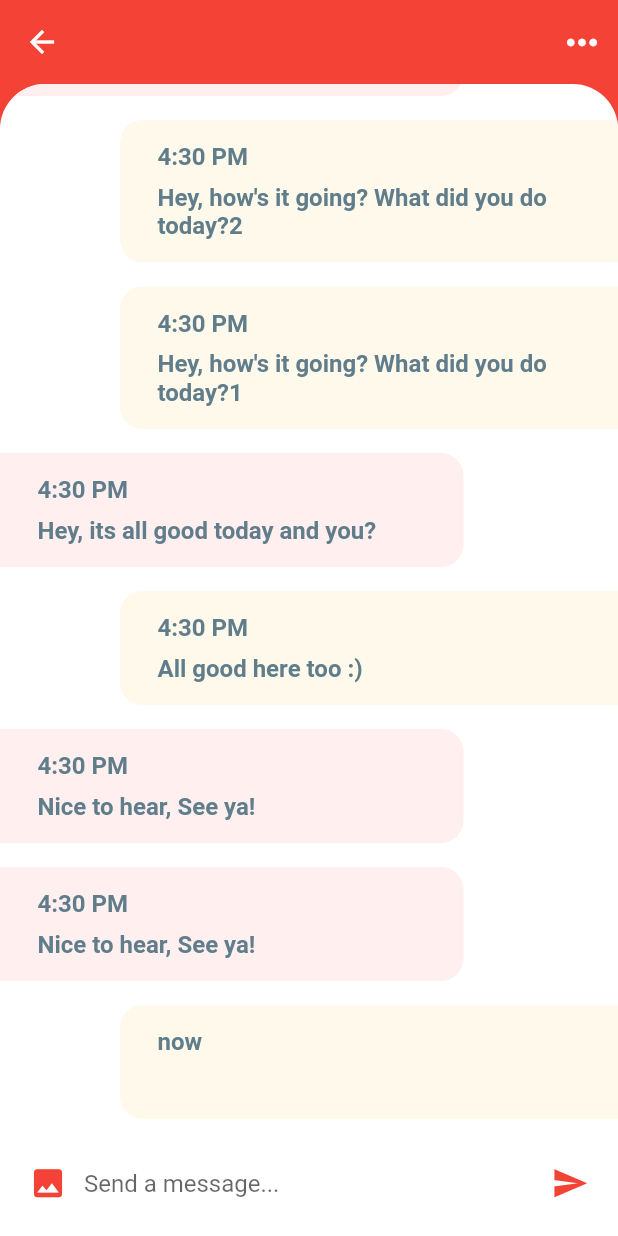
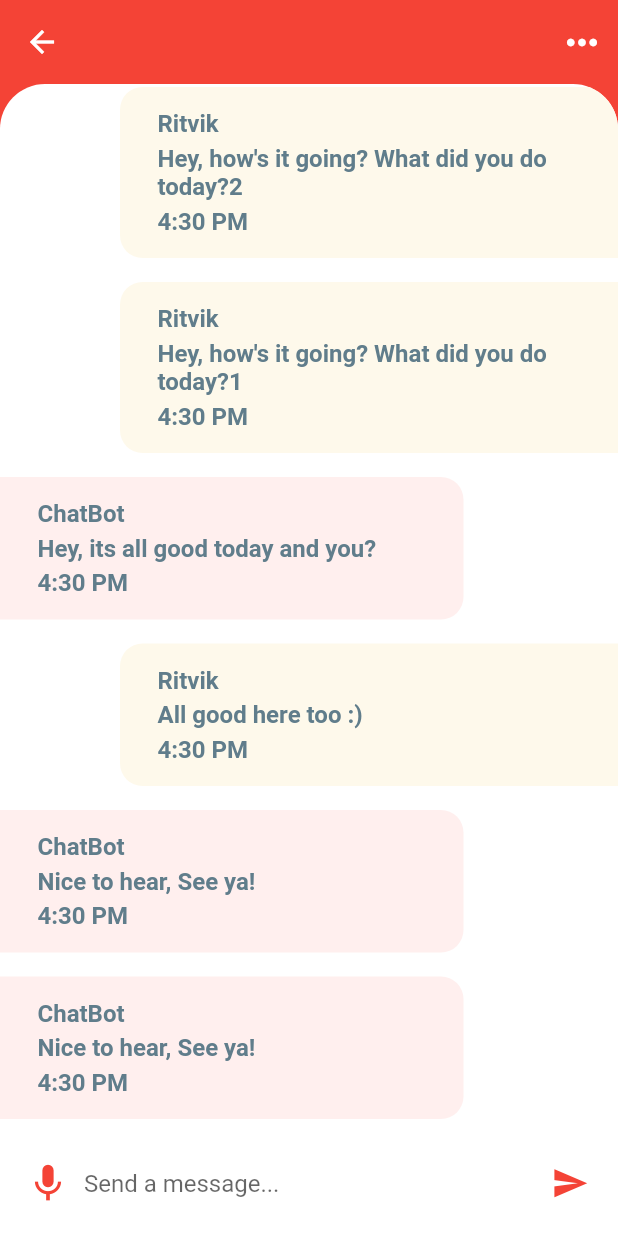
Before and after one commit to ritviksharma4/Mercury, a Flutter app: the ChatScreen screen opened directly with empty values, after a tap on the "send" icon, on a phone screen of 412 x 824 dp. Run offline on Flutter 3.47's test engine with Material 2 defaults, Android fonts, the phone set to English and light mode, and no system bars.

Commit message:
kb done, mic pending

```diff
--- a/flutter_chat_ui/lib/screens/chat_screen.dart
+++ b/flutter_chat_ui/lib/screens/chat_screen.dart
@@ -42,15 +42,14 @@ class _ChatScreenState extends State<ChatScreen> {
       child: Column(
         crossAxisAlignment: CrossAxisAlignment.start,
         children: <Widget>[
-          Text(
-            message.time,
-            style: TextStyle(
-              color: Colors.blueGrey,
-              fontSize: 16.0,
-              fontWeight: FontWeight.w600,
-            ),
-          ),
-          SizedBox(height: 8.0),
+								Text(
+																message.sender.name,
+																style: TextStyle(
+																								color: Colors.blueGrey,
+																								fontSize: 16.0,
+																								fontWeight: FontWeight.bold,
+																								)),
+                    SizedBox(height: 4.0),
           Text(
             message.text,
             style: TextStyle(
@@ -59,6 +58,16 @@ class _ChatScreenState extends State<ChatScreen> {
               fontWeight: FontWeight.w600,
             ),
           ),
+					SizedBox(height: 4.0),
+					Text(
+            message.time,
+            style: TextStyle(
+              color: Colors.blueGrey,
+              fontSize: 16.0,
+              fontWeight: FontWeight.w600,
+            ),
+          ),
+
         ],
       ),
     );
@@ -90,10 +99,12 @@ class _ChatScreenState extends State<ChatScreen> {
       child: Row(
         children: <Widget>[
           IconButton(
-            icon: Icon(Icons.photo),
-            iconSize: 25.0,
+            icon: Icon(Icons.mic),
+            iconSize: 30.0,
             color: Theme.of(context).primaryColor,
-            onPressed: () {},
+						onPressed: () {
+
+						},
           ),
           Expanded(
             child: TextField(
@@ -112,16 +123,20 @@ class _ChatScreenState extends State<ChatScreen> {
             onPressed: (
                // IconData sendText = IconData(0xe163)
 						) {
+								if(controller.text != ''){
 									messages.insert(0,
 													Message(
 																	sender: Ritvik,
-																	time: 'now',
+																	time: (new DateTime.now().hour).toString() + ':'
+																	+ (new DateTime.now().minute).toString() ,
 																	text: controller.text,
 																	)
 													);
+									controller.clear();
 									setState((){});
 									//print(messages[0].time + '\n'+ messages[0].text);
 
+							}
 						},
           ),
         ],
```
